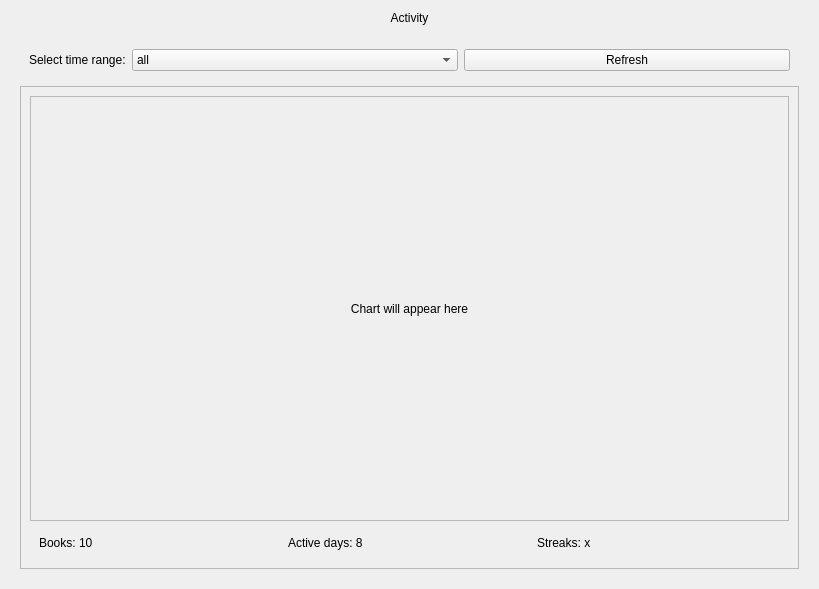
The window that admin_panel/views/ui/ActivityView.ui (Magdalena52772/Booktrack) describes before a commit, drawn with Qt 5.
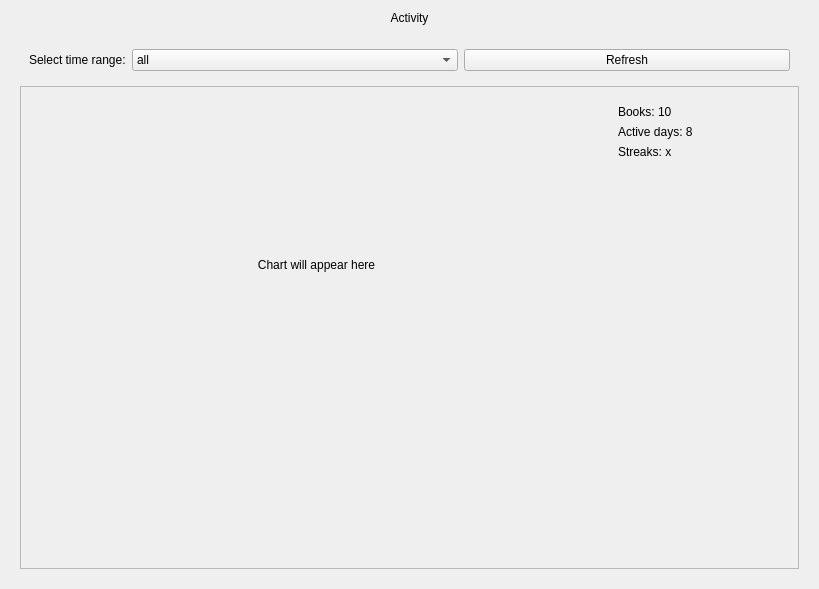
The same window after the commit. Icons and pictures are not drawn.

Commit message: Refactor charts, config and data generators

The edit to the form file:
```diff
--- a/admin_panel/views/ui/ActivityView.ui
+++ b/admin_panel/views/ui/ActivityView.ui
@@ -104,50 +104,70 @@
       </item>
       <item>
        <widget class="QFrame" name="frame_activity_main">
-        <property name="frameShape">
-         <enum>QFrame::Shape::StyledPanel</enum>
-        </property>
-        <property name="frameShadow">
-         <enum>QFrame::Shadow::Raised</enum>
-        </property>
-        <layout class="QVBoxLayout" name="verticalLayout_3">
+        <property name="frameShape"><enum>QFrame::Shape::StyledPanel</enum></property>
+        <property name="frameShadow"><enum>QFrame::Shadow::Raised</enum></property>
+        <layout class="QHBoxLayout" name="horizontalLayout_main" stretch="4,1">
          <item>
-          <widget class="QFrame" name="activity_chart">
-           <property name="sizePolicy">
-            <sizepolicy hsizetype="Expanding" vsizetype="Expanding">
-             <horstretch>0</horstretch>
-             <verstretch>0</verstretch>
-            </sizepolicy>
-           </property>
-           <property name="frameShape">
-            <enum>QFrame::Shape::StyledPanel</enum>
-           </property>
-           <property name="frameShadow">
-            <enum>QFrame::Shadow::Raised</enum>
-           </property>
-           <layout class="QVBoxLayout" name="verticalLayout_4" stretch="0,1">
-            <item>
-             <widget class="QLabel" name="lbl_chart_placeholder">
-              <property name="text">
-               <string>Chart will appear here</string>
-              </property>
-              <property name="alignment">
-               <set>Qt::AlignmentFlag::AlignCenter</set>
-              </property>
-             </widget>
-            </item>
-           </layout>
-          </widget>
+          <layout class="QVBoxLayout" name="verticalLayout_charts_group">
+           <item>
+            <widget class="QFrame" name="activity_chart">
+             <property name="sizePolicy">
+              <sizepolicy hsizetype="Expanding" vsizetype="Expanding">
+               <horstretch>0</horstretch>
+               <verstretch>0</verstretch>
+              </sizepolicy>
+             </property>
+             <layout class="QVBoxLayout" name="verticalLayout_4">
+              <item>
+               <widget class="QLabel" name="lbl_chart_placeholder">
+                <property name="text"><string>Chart will appear here</string></property>
+                <property name="alignment"><set>Qt::AlignmentFlag::AlignCenter</set></property>
+               </widget>
+              </item>
+             </layout>
+            </widget>
+           </item>
+           <item>
+            <widget class="QFrame" name="summary_container">
+             <property name="sizePolicy">
+              <sizepolicy hsizetype="Expanding" vsizetype="Fixed">
+               <horstretch>0</horstretch>
+               <verstretch>0</verstretch>
+              </sizepolicy>
+             </property>
+             <property name="minimumSize">
+              <size>
+               <width>0</width>
+               <height>120</height>
+              </size>
+             </property>
+             <layout class="QVBoxLayout" name="layout_summary">
+              <property name="spacing"><number>0</number></property>
+              <property name="leftMargin"><number>10</number></property>
+              <property name="topMargin"><number>0</number></property>
+              <property name="rightMargin"><number>10</number></property>
+              <property name="bottomMargin"><number>5</number></property>
+              <item>
+               <widget class="QLabel" name="lbl_summary_placeholder">
+                <property name="text"><string></string></property>
+                <property name="alignment"><set>Qt::AlignmentFlag::AlignCenter</set></property>
+               </widget>
+              </item>
+             </layout>
+            </widget>
+           </item>
+          </layout>
          </item>
          <item>
           <widget class="QFrame" name="frame_metrics">
            <property name="sizePolicy">
-            <sizepolicy hsizetype="Expanding" vsizetype="Fixed">
+            <sizepolicy hsizetype="Preferred" vsizetype="Expanding">
              <horstretch>0</horstretch>
              <verstretch>0</verstretch>
             </sizepolicy>
            </property>
-           <layout class="QHBoxLayout" name="horizontalLayout_2" stretch="1,1,1">
+           <property name="minimumSize"><size><width>180</width><height>0</height></size></property>
+           <layout class="QVBoxLayout" name="verticalLayout_metrics_sidebar">
             <item>
              <widget class="QLabel" name="lbl_books_count">
               <property name="text">
@@ -163,12 +183,16 @@
              </widget>
             </item>
             <item>
-             <widget class="QLabel" name="lbl_streaks">
-              <property name="text">
-               <string>Streaks: x</string>
-              </property>
+             <widget class="QLabel" name="lbl_challenges">
+              <property name="text"><string>Streaks: x</string></property>
              </widget>
             </item>
+            <item>
+             <spacer name="verticalSpacer">
+              <property name="orientation"><enum>Qt::Vertical</enum></property>
+              <property name="sizeHint" stdset="0"><size><width>20</width><height>40</height></size></property>
+             </spacer>
+            </item>
            </layout>
           </widget>
          </item>
```
Left out of the diff: 42 changed lines with no effect on the pictures. The commit also changes 50 other files.
